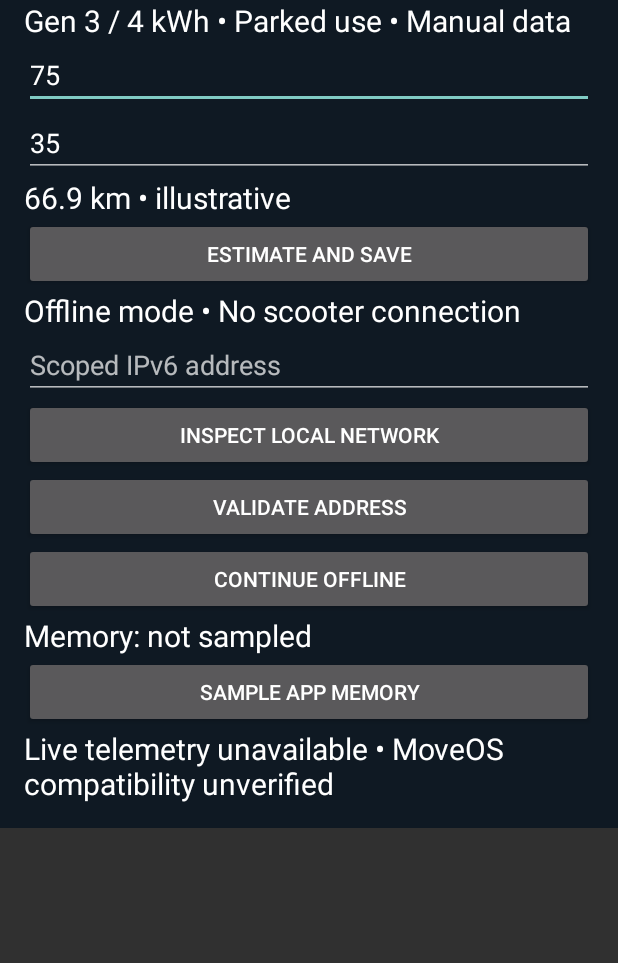
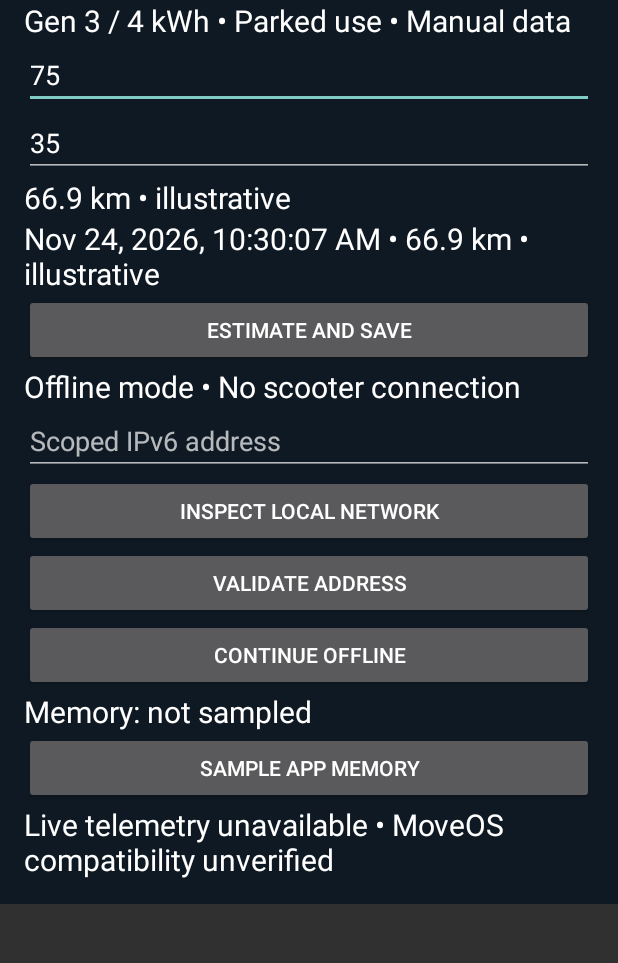
Before and after one commit to dapperdude404/nexora-ev, an Android app: the screen it shows after launch (LiteActivity), after a tap on "ESTIMATE AND SAVE", on a phone screen of 412 x 824 dp, the part 65-1028 px from its top. Run offline under Robolectric (Android 15) with nearby library versions, the phone set to English and light mode, and no system bars.

Commit message:
Add bounded local range estimate history

```diff
--- a/app/src/main/java/com/nexora/ev/LiteActivity.kt
+++ b/app/src/main/java/com/nexora/ev/LiteActivity.kt
@@ -16,10 +16,14 @@ class LiteActivity : Activity() {
  val soc=field("Charge %",prefs.getString("soc","75") ?: "75")
  val eff=field("Consumption Wh/km",prefs.getString("eff","35") ?: "35")
  val result=label("Enter measured values")
+ val history=label(prefs.getString("history","No saved estimates") ?: "No saved estimates")
  layout.addView(Button(this).apply { text="Estimate and save"; setOnClickListener {
  try { val range=RangeEngine.estimate(soc.text.toString().toDouble(),eff.text.toString().toDouble(),0.9)
  result.text=String.format(java.util.Locale.US,"%.1f km • illustrative",range)
- prefs.edit().putString("soc",soc.text.toString()).putString("eff",eff.text.toString()).apply()
+ val entry=java.text.DateFormat.getDateTimeInstance().format(java.util.Date())+" • "+result.text
+ val records=(listOf(entry)+(prefs.getString("history","") ?: "").lines().filter { it.isNotBlank() }).take(10).joinToString("\n")
+ history.text=records
+ prefs.edit().putString("soc",soc.text.toString()).putString("eff",eff.text.toString()).putString("history",records).apply()
  } catch(e:Exception){result.text="Invalid input"} } })
  val network=label("Offline mode • No scooter connection")
  val address=EditText(this).apply { hint="Scoped IPv6 address"; inputType=1; layout.addView(this) }
```
